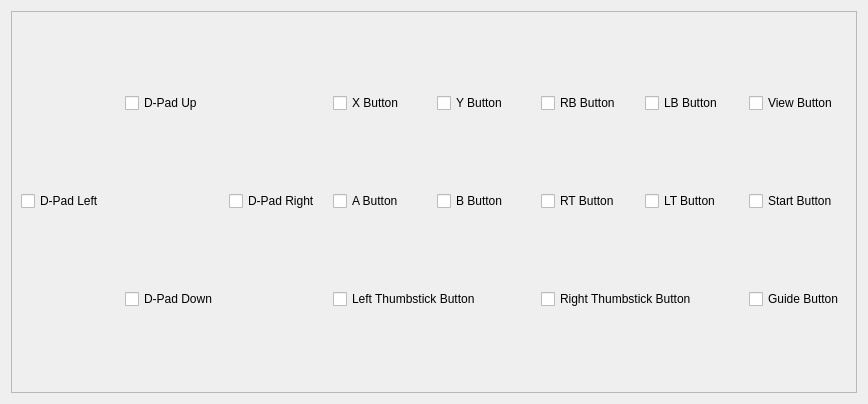
First picture: the form in XBOFS.win.qt5/ControlBindingWidget.ui, repository OOPMan/XBOFS.win, before the edit.
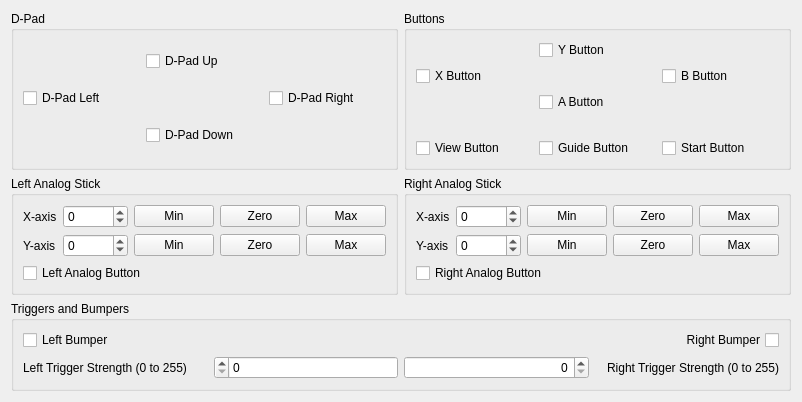
Second picture: the form after the edit.

Commit message: #3: Completed implementation of ControlBinding dialog and widget

What changed in the file:
```diff
--- a/XBOFS.win.qt5/ControlBindingWidget.ui
+++ b/XBOFS.win.qt5/ControlBindingWidget.ui
@@ -6,148 +6,393 @@
    <rect>
     <x>0</x>
     <y>0</y>
-    <width>868</width>
-    <height>404</height>
+    <width>662</width>
+    <height>372</height>
    </rect>
   </property>
   <property name="windowTitle">
    <string>Form</string>
   </property>
-  <layout class="QVBoxLayout" name="verticalLayout">
-   <item>
-    <widget class="QFrame" name="frame">
-     <property name="enabled">
-      <bool>true</bool>
-     </property>
-     <property name="minimumSize">
-      <size>
-       <width>271</width>
-       <height>0</height>
-      </size>
-     </property>
-     <property name="frameShape">
-      <enum>QFrame::StyledPanel</enum>
-     </property>
-     <property name="frameShadow">
-      <enum>QFrame::Raised</enum>
+  <layout class="QGridLayout" name="gridLayout_4">
+   <item row="0" column="0">
+    <widget class="QGroupBox" name="groupBox_3">
+     <property name="title">
+      <string>D-Pad</string>
      </property>
      <layout class="QGridLayout" name="gridLayout">
-      <item row="0" column="1">
+      <item row="2" column="2">
+       <widget class="QCheckBox" name="dPadRightCheckBox">
+        <property name="text">
+         <string>D-Pad Right</string>
+        </property>
+       </widget>
+      </item>
+      <item row="1" column="1">
        <widget class="QCheckBox" name="dPadUpCheckBox">
         <property name="text">
          <string>D-Pad Up</string>
         </property>
        </widget>
       </item>
-      <item row="2" column="7">
-       <widget class="QCheckBox" name="guideButtonCheckBox">
+      <item row="3" column="1">
+       <widget class="QCheckBox" name="dPadDownCheckBox">
         <property name="text">
-         <string>Guide Button</string>
+         <string>D-Pad Down</string>
         </property>
        </widget>
       </item>
-      <item row="0" column="3">
-       <widget class="QCheckBox" name="xButtonCheckBox">
-        <property name="text">
-         <string>X Button</string>
-        </property>
-       </widget>
-      </item>
-      <item row="1" column="0">
+      <item row="2" column="0">
        <widget class="QCheckBox" name="dPadLeftCheckBox">
         <property name="text">
          <string>D-Pad Left</string>
         </property>
        </widget>
       </item>
-      <item row="1" column="7">
-       <widget class="QCheckBox" name="startButtonCheckBox">
+     </layout>
+    </widget>
+   </item>
+   <item row="0" column="1">
+    <widget class="QGroupBox" name="groupBox_4">
+     <property name="title">
+      <string>Buttons</string>
+     </property>
+     <layout class="QGridLayout" name="gridLayout_2">
+      <item row="1" column="0">
+       <widget class="QCheckBox" name="xButtonCheckBox">
         <property name="text">
-         <string>Start Button</string>
+         <string>X Button</string>
         </property>
        </widget>
       </item>
-      <item row="0" column="7">
+      <item row="4" column="0">
        <widget class="QCheckBox" name="viewButtonCheckBox">
         <property name="text">
          <string>View Button</string>
         </property>
        </widget>
       </item>
-      <item row="2" column="5" colspan="2">
-       <widget class="QCheckBox" name="rightThumbstickButtonCheckBox">
-        <property name="text">
-         <string>Right Thumbstick Button</string>
-        </property>
-       </widget>
-      </item>
-      <item row="1" column="4">
+      <item row="1" column="2">
        <widget class="QCheckBox" name="bButtonCheckBox">
         <property name="text">
          <string>B Button</string>
         </property>
        </widget>
       </item>
-      <item row="2" column="3" colspan="2">
-       <widget class="QCheckBox" name="leftThumbstickButtonCheckBox">
+      <item row="4" column="2">
+       <widget class="QCheckBox" name="startButtonCheckBox">
         <property name="text">
-         <string>Left Thumbstick Button</string>
+         <string>Start Button</string>
         </property>
        </widget>
       </item>
-      <item row="0" column="4">
+      <item row="4" column="1">
+       <widget class="QCheckBox" name="guideButtonCheckBox">
+        <property name="text">
+         <string>Guide Button</string>
+        </property>
+       </widget>
+      </item>
+      <item row="0" column="1">
        <widget class="QCheckBox" name="yButtonCheckBox">
         <property name="text">
          <string>Y Button</string>
         </property>
        </widget>
       </item>
-      <item row="1" column="3">
+      <item row="2" column="1">
        <widget class="QCheckBox" name="aButtonCheckBox">
         <property name="text">
          <string>A Button</string>
         </property>
        </widget>
       </item>
-      <item row="1" column="2">
-       <widget class="QCheckBox" name="dPadRightCheckBox">
+      <item row="3" column="1">
+       <widget class="QLabel" name="label_7">
         <property name="text">
-         <string>D-Pad Right</string>
+         <string/>
+        </property>
+       </widget>
+      </item>
+     </layout>
+    </widget>
+   </item>
+   <item row="1" column="0">
+    <widget class="QGroupBox" name="groupBox">
+     <property name="title">
+      <string>Left Analog Stick</string>
+     </property>
+     <layout class="QGridLayout" name="gridLayout_5">
+      <item row="0" column="2">
+       <widget class="QPushButton" name="minLeftAnalogXaxisPushButton">
+        <property name="text">
+         <string>Min</string>
+        </property>
+       </widget>
+      </item>
+      <item row="2" column="0">
+       <widget class="QLabel" name="label_4">
+        <property name="text">
+         <string>Y-axis</string>
         </property>
        </widget>
       </item>
       <item row="2" column="1">
-       <widget class="QCheckBox" name="dPadDownCheckBox">
+       <widget class="QSpinBox" name="leftAnalogYaxisSpinBox">
+        <property name="minimum">
+         <number>-32768</number>
+        </property>
+        <property name="maximum">
+         <number>32767</number>
+        </property>
+        <property name="singleStep">
+         <number>8192</number>
+        </property>
+        <property name="value">
+         <number>0</number>
+        </property>
+       </widget>
+      </item>
+      <item row="0" column="0">
+       <widget class="QLabel" name="label_3">
         <property name="text">
-         <string>D-Pad Down</string>
+         <string>X-axis</string>
         </property>
+        <property name="alignment">
+         <set>Qt::AlignLeading|Qt::AlignLeft|Qt::AlignVCenter</set>
+        </property>
        </widget>
       </item>
-      <item row="1" column="5">
-       <widget class="QCheckBox" name="rtButtonCheckBox">
+      <item row="0" column="3">
+       <widget class="QPushButton" name="zeroLeftAnalogXaxisPushButton">
         <property name="text">
-         <string>RT Button</string>
+         <string>Zero</string>
         </property>
        </widget>
       </item>
-      <item row="0" column="5">
-       <widget class="QCheckBox" name="rbButtonCheckBox">
+      <item row="2" column="3">
+       <widget class="QPushButton" name="zeroLeftAnalogYaxisPushButton">
         <property name="text">
-         <string>RB Button</string>
+         <string>Zero</string>
         </property>
        </widget>
       </item>
-      <item row="0" column="6">
-       <widget class="QCheckBox" name="lbButtonCheckBox">
+      <item row="0" column="1">
+       <widget class="QSpinBox" name="leftAnalogXaxisSpinBox">
+        <property name="minimum">
+         <number>-32768</number>
+        </property>
+        <property name="maximum">
+         <number>32767</number>
+        </property>
+        <property name="singleStep">
+         <number>8192</number>
+        </property>
+       </widget>
+      </item>
+      <item row="2" column="2">
+       <widget class="QPushButton" name="minLeftAnalogYaxisPushButton">
         <property name="text">
-         <string>LB Button</string>
+         <string>Min</string>
         </property>
        </widget>
       </item>
-      <item row="1" column="6">
-       <widget class="QCheckBox" name="ltButtonCheckBox">
+      <item row="0" column="4">
+       <widget class="QPushButton" name="maxLeftAnalogXaxisPushButton">
         <property name="text">
-         <string>LT Button</string>
+         <string>Max</string>
+        </property>
+       </widget>
+      </item>
+      <item row="2" column="4">
+       <widget class="QPushButton" name="maxLeftAnalogYaxisPushButton">
+        <property name="text">
+         <string>Max</string>
+        </property>
+       </widget>
+      </item>
+      <item row="3" column="0" colspan="3">
+       <widget class="QCheckBox" name="leftAnalogButtonCheckBox">
+        <property name="text">
+         <string>Left Analog Button</string>
+        </property>
+       </widget>
+      </item>
+     </layout>
+    </widget>
+   </item>
+   <item row="1" column="1">
+    <widget class="QGroupBox" name="groupBox_2">
+     <property name="title">
+      <string>Right Analog Stick</string>
+     </property>
+     <layout class="QGridLayout" name="gridLayout_6">
+      <item row="0" column="2">
+       <widget class="QPushButton" name="minRightAnalogXaxisPushButton">
+        <property name="text">
+         <string>Min</string>
+        </property>
+       </widget>
+      </item>
+      <item row="0" column="3">
+       <widget class="QPushButton" name="zeroRightAnalogXaxisPushButton">
+        <property name="text">
+         <string>Zero</string>
+        </property>
+       </widget>
+      </item>
+      <item row="0" column="0">
+       <widget class="QLabel" name="label_5">
+        <property name="text">
+         <string>X-axis</string>
+        </property>
+       </widget>
+      </item>
+      <item row="0" column="1">
+       <widget class="QSpinBox" name="rightAnalogXaxisSpinBox">
+        <property name="minimum">
+         <number>-32768</number>
+        </property>
+        <property name="maximum">
+         <number>32767</number>
+        </property>
+        <property name="singleStep">
+         <number>8192</number>
+        </property>
+       </widget>
+      </item>
+      <item row="1" column="0">
+       <widget class="QLabel" name="label_6">
+        <property name="text">
+         <string>Y-axis</string>
+        </property>
+       </widget>
+      </item>
+      <item row="1" column="3">
+       <widget class="QPushButton" name="zeroRightAnalogYaxisPushButton">
+        <property name="text">
+         <string>Zero</string>
+        </property>
+       </widget>
+      </item>
+      <item row="1" column="1">
+       <widget class="QSpinBox" name="rightAnalogYaxisSpinBox">
+        <property name="minimum">
+         <number>-32768</number>
+        </property>
+        <property name="maximum">
+         <number>32767</number>
+        </property>
+        <property name="singleStep">
+         <number>8192</number>
+        </property>
+       </widget>
+      </item>
+      <item row="0" column="4">
+       <widget class="QPushButton" name="maxRightAnalogXaxisPushButton">
+        <property name="text">
+         <string>Max</string>
+        </property>
+       </widget>
+      </item>
+      <item row="1" column="2">
+       <widget class="QPushButton" name="minRightAnalogYaxisPushButton">
+        <property name="text">
+         <string>Min</string>
+        </property>
+       </widget>
+      </item>
+      <item row="1" column="4">
+       <widget class="QPushButton" name="maxRightAnalogYaxisPushButton">
+        <property name="text">
+         <string>Max</string>
+        </property>
+       </widget>
+      </item>
+      <item row="2" column="0" colspan="3">
+       <widget class="QCheckBox" name="rightAnalogButtonCheckBox">
+        <property name="text">
+         <string>Right Analog Button</string>
+        </property>
+       </widget>
+      </item>
+     </layout>
+    </widget>
+   </item>
+   <item row="2" column="0" colspan="2">
+    <widget class="QGroupBox" name="groupBox_5">
+     <property name="title">
+      <string>Triggers and Bumpers</string>
+     </property>
+     <layout class="QGridLayout" name="gridLayout_3">
+      <item row="0" column="0">
+       <widget class="QCheckBox" name="leftBumperCheckBox">
+        <property name="text">
+         <string>Left Bumper</string>
+        </property>
+       </widget>
+      </item>
+      <item row="1" column="1">
+       <widget class="QSpinBox" name="leftTriggerStrengthSpinBox">
+        <property name="layoutDirection">
+         <enum>Qt::RightToLeft</enum>
+        </property>
+        <property name="maximum">
+         <number>255</number>
+        </property>
+        <property name="singleStep">
+         <number>255</number>
+        </property>
+       </widget>
+      </item>
+      <item row="1" column="0">
+       <widget class="QLabel" name="label">
+        <property name="sizePolicy">
+         <sizepolicy hsizetype="Preferred" vsizetype="Preferred">
+          <horstretch>0</horstretch>
+          <verstretch>0</verstretch>
+         </sizepolicy>
+        </property>
+        <property name="text">
+         <string>Left Trigger Strength (0 to 255)</string>
+        </property>
+        <property name="alignment">
+         <set>Qt::AlignLeading|Qt::AlignLeft|Qt::AlignVCenter</set>
+        </property>
+       </widget>
+      </item>
+      <item row="0" column="3">
+       <widget class="QCheckBox" name="rightBumperCheckBox">
+        <property name="layoutDirection">
+         <enum>Qt::RightToLeft</enum>
+        </property>
+        <property name="text">
+         <string>Right Bumper</string>
+        </property>
+       </widget>
+      </item>
+      <item row="1" column="2">
+       <widget class="QSpinBox" name="rightTriggerStrengthSpinBox">
+        <property name="layoutDirection">
+         <enum>Qt::LeftToRight</enum>
+        </property>
+        <property name="alignment">
+         <set>Qt::AlignRight|Qt::AlignTrailing|Qt::AlignVCenter</set>
+        </property>
+        <property name="maximum">
+         <number>255</number>
+        </property>
+        <property name="singleStep">
+         <number>255</number>
+        </property>
+       </widget>
+      </item>
+      <item row="1" column="3">
+       <widget class="QLabel" name="label_2">
+        <property name="text">
+         <string>Right Trigger Strength (0 to 255)</string>
+        </property>
+        <property name="alignment">
+         <set>Qt::AlignRight|Qt::AlignTrailing|Qt::AlignVCenter</set>
         </property>
        </widget>
       </item>
```
The commit also changes 2 other files.
